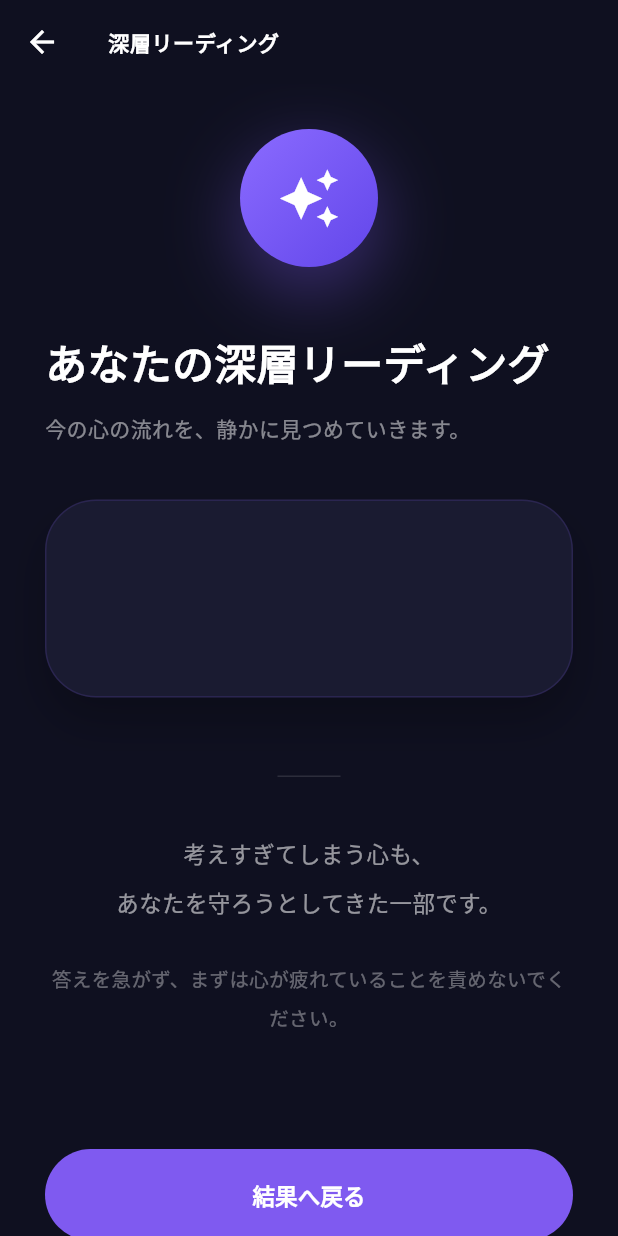
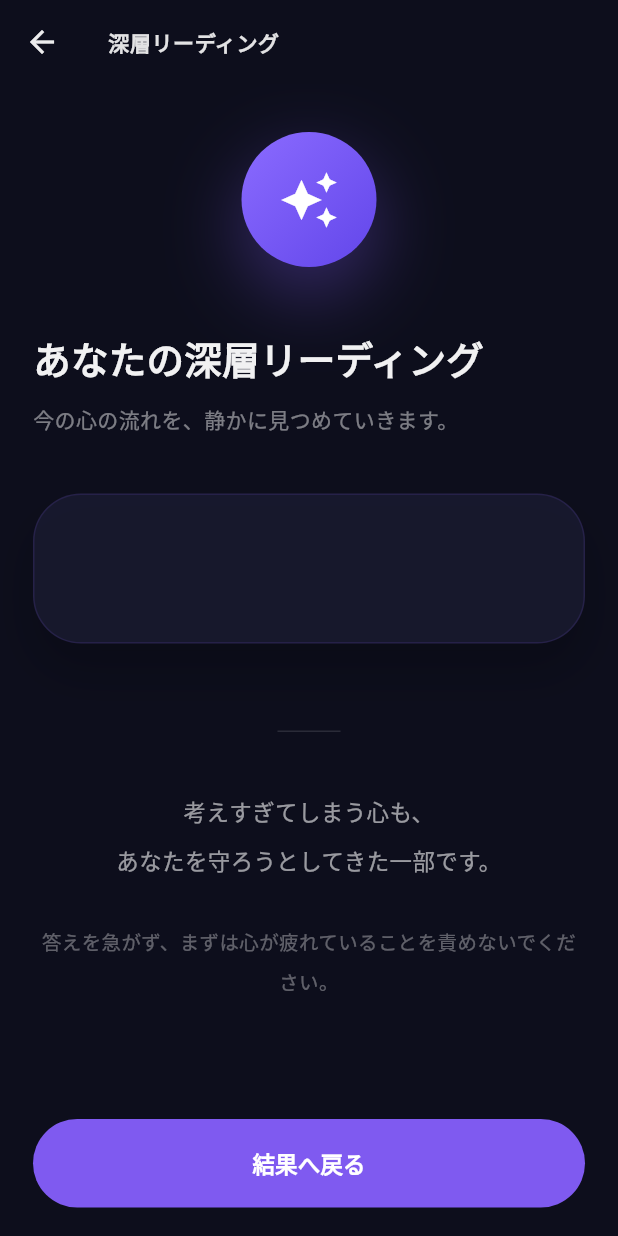
Before and after one commit to MyAsh2025/honne_fortune, a Flutter app: the DeepReadingPage screen opened directly with empty values, on a phone screen of 412 x 824 dp. Run offline on Flutter 3.47's test engine with Material 3 defaults, Android fonts, the phone set to English and light mode, and no system bars; our stand-ins replace easy_localization.

Commit message:
Polish deep reading atmosphere and compress narrative

```diff
--- a/lib/deep_reading_page.dart
+++ b/lib/deep_reading_page.dart
@@ -50,17 +50,22 @@
       final trimmed = line.trim();
       final isSection = trimmed.startsWith('【') && trimmed.endsWith('】');
 
+      if (trimmed.isEmpty) {
+        spans.add(const TextSpan(text: '\n'));
+        continue;
+      }
+
       if (isSection) {
         spans.add(const TextSpan(text: '\n'));
         spans.add(
           TextSpan(
             text: '$trimmed\n',
-            style: const TextStyle(
-              fontSize: 17,
-              height: 2.25,
-              fontWeight: FontWeight.w800,
-              color: Colors.white,
-              letterSpacing: 0.2,
+            style: TextStyle(
+              fontSize: 15,
+              height: 2.05,
+              fontWeight: FontWeight.w700,
+              color: Colors.white.withOpacity(0.86),
+              letterSpacing: 0.12,
             ),
           ),
         );
@@ -68,11 +73,12 @@
         spans.add(
           TextSpan(
             text: '$line\n',
-            style: const TextStyle(
-              fontSize: 16,
-              height: 2.15,
+            style: TextStyle(
+              fontSize: 15.5,
+              height: 2.08,
               fontWeight: FontWeight.w500,
-              color: Colors.white,
+              color: Colors.white.withOpacity(0.82),
+              letterSpacing: 0.04,
             ),
           ),
         );
@@ -85,20 +91,22 @@
   @override
   Widget build(BuildContext context) {
     final width = MediaQuery.of(context).size.width;
-    final contentWidth = width > 900 ? 760.0 : double.infinity;
+    final contentWidth = width > 900 ? 740.0 : double.infinity;
+    final horizontalPadding = width > 700 ? 30.0 : 22.0;
 
     return Scaffold(
-      backgroundColor: const Color(0xFF0F1020),
+      backgroundColor: const Color(0xFF0D0E1C),
       appBar: AppBar(
-        backgroundColor: Colors.transparent,
+        backgroundColor: const Color(0xFF0D0E1C).withOpacity(0.92),
         elevation: 0,
-        foregroundColor: Colors.white,
-        title: const Text(
+        foregroundColor: Colors.white.withOpacity(0.92),
+        title: Text(
           '深層リーディング',
           style: TextStyle(
             fontSize: 14,
             fontWeight: FontWeight.w700,
             letterSpacing: 0.4,
+            color: Colors.white.withOpacity(0.88),
           ),
         ),
       ),
@@ -108,49 +116,51 @@
             constraints: BoxConstraints(maxWidth: contentWidth),
             child: SingleChildScrollView(
               physics: const BouncingScrollPhysics(),
-              padding: const EdgeInsets.fromLTRB(30, 18, 30, 90),
+              padding: EdgeInsets.fromLTRB(
+                horizontalPadding,
+                18,
+                horizontalPadding,
+                88,
+              ),
               child: Column(
                 crossAxisAlignment: CrossAxisAlignment.start,
                 children: [
-                  const SizedBox(height: 12),
+                  const SizedBox(height: 14),
                   Center(
                     child: Container(
-                      width: 92,
-                      height: 92,
+                      width: 90,
+                      height: 90,
                       decoration: BoxDecoration(
                         shape: BoxShape.circle,
                         gradient: const LinearGradient(
                           begin: Alignment.topLeft,
                           end: Alignment.bottomRight,
-                          colors: [
-                            Color(0xFF8B6BFF),
-                            Color(0xFF6246EA),
-                          ],
+                          colors: [Color(0xFF8B6BFF), Color(0xFF6246EA)],
                         ),
                         boxShadow: [
                           BoxShadow(
-                            color: const Color(0xFF7F5AF0).withOpacity(0.36),
-                            blurRadius: 40,
-                            spreadRadius: 2,
-                            offset: const Offset(0, 16),
+                            color: const Color(0xFF7F5AF0).withOpacity(0.34),
+                            blurRadius: 42,
+                            spreadRadius: 1,
+                            offset: const Offset(0, 18),
                           ),
                         ],
                       ),
                       child: const Icon(
                         Icons.auto_awesome,
                         color: Colors.white,
-                        size: 42,
+                        size: 40,
                       ),
                     ),
                   ),
                   const SizedBox(height: 42),
-                  const Text(
+                  Text(
                     'あなたの深層リーディング',
                     style: TextStyle(
-                      fontSize: 28,
+                      fontSize: width > 700 ? 28 : 25,
                       fontWeight: FontWeight.w800,
-                      height: 1.5,
-                      color: Colors.white,
+                      height: 1.45,
+                      color: Colors.white.withOpacity(0.94),
                       letterSpacing: 0.2,
                     ),
                   ),
@@ -160,66 +170,71 @@
                     style: TextStyle(
                       fontSize: 14,
                       height: 1.9,
-                      color: Colors.white.withOpacity(0.50),
+                      color: Colors.white.withOpacity(0.46),
                     ),
                   ),
-                  const SizedBox(height: 34),
+                  const SizedBox(height: 36),
                   Container(
                     width: double.infinity,
-                    padding: const EdgeInsets.fromLTRB(26, 28, 26, 34),
+                    padding: EdgeInsets.fromLTRB(
+                      width > 700 ? 30 : 24,
+                      30,
+                      width > 700 ? 30 : 24,
+                      36,
+                    ),
                     decoration: BoxDecoration(
-                      color: const Color(0xFF1A1B31),
-                      borderRadius: BorderRadius.circular(34),
+                      color: const Color(0xFF18192E).withOpacity(0.92),
+                      borderRadius: BorderRadius.circular(32),
                       border: Border.all(
-                        color: const Color(0xFF7F5AF0).withOpacity(0.16),
+                        color: const Color(0xFF7F5AF0).withOpacity(0.14),
                       ),
                       boxShadow: [
                         BoxShadow(
-                          color: Colors.black.withOpacity(0.22),
-                          blurRadius: 24,
-                          offset: const Offset(0, 16),
+                          color: Colors.black.withOpacity(0.20),
+                          blurRadius: 26,
+                          offset: const Offset(0, 18),
                         ),
                       ],
                     ),
                     child: RichText(
-                      text: TextSpan(
-                        children: _buildFormattedText(),
-                      ),
+                      text: TextSpan(children: _buildFormattedText()),
                     ),
                   ),
-                  const SizedBox(height: 52),
+                  const SizedBox(height: 58),
                   Center(
                     child: Container(
                       width: 42,
                       height: 1,
-                      color: Colors.white12,
+                      color: Colors.white.withOpacity(0.12),
                     ),
                   ),
-                  const SizedBox(height: 34),
+                  const SizedBox(height: 36),
                   Center(
                     child: Text(
                       getAfterglowMain(),
                       textAlign: TextAlign.center,
                       style: TextStyle(
                         fontSize: 15,
-                        height: 2.2,
-                        color: Colors.white.withOpacity(0.56),
+                        height: 2.22,
+                        color: Colors.white.withOpacity(0.58),
+                        fontWeight: FontWeight.w500,
                       ),
                     ),
                   ),
-                  const SizedBox(height: 22),
+                  const SizedBox(height: 24),
                   Center(
                     child: Text(
                       getAfterglowSub(),
                       textAlign: TextAlign.center,
                       style: TextStyle(
                         fontSize: 13,
-                        height: 2,
-                        color: Colors.white.withOpacity(0.36),
+                        height: 2.08,
+                        color: Colors.white.withOpacity(0.34),
+                        fontWeight: FontWeight.w500,
                       ),
                     ),
                   ),
-                  const SizedBox(height: 74),
+                  const SizedBox(height: 78),
                   SizedBox(
                     width: double.infinity,
                     child: FilledButton(
@@ -230,7 +245,7 @@
                         backgroundColor: const Color(0xFF7F5AF0),
                         foregroundColor: Colors.white,
                         elevation: 0,
-                        padding: const EdgeInsets.symmetric(vertical: 20),
+                        padding: const EdgeInsets.symmetric(vertical: 19),
                         shape: RoundedRectangleBorder(
                           borderRadius: BorderRadius.circular(36),
                         ),
```
Also changed, not shown: 1 other file.
